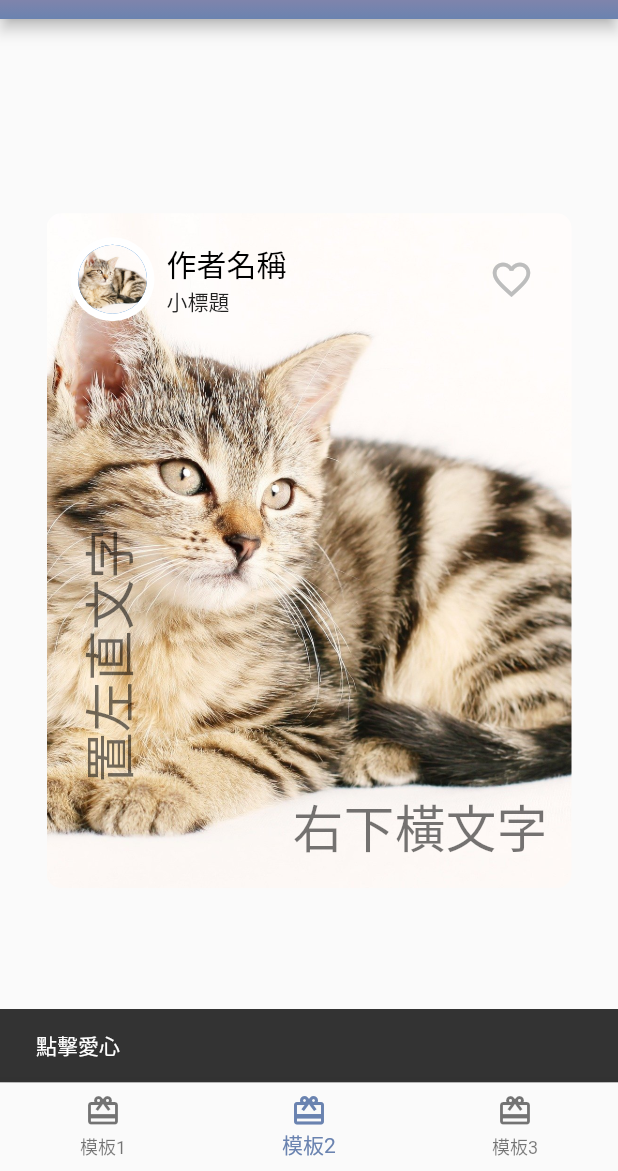
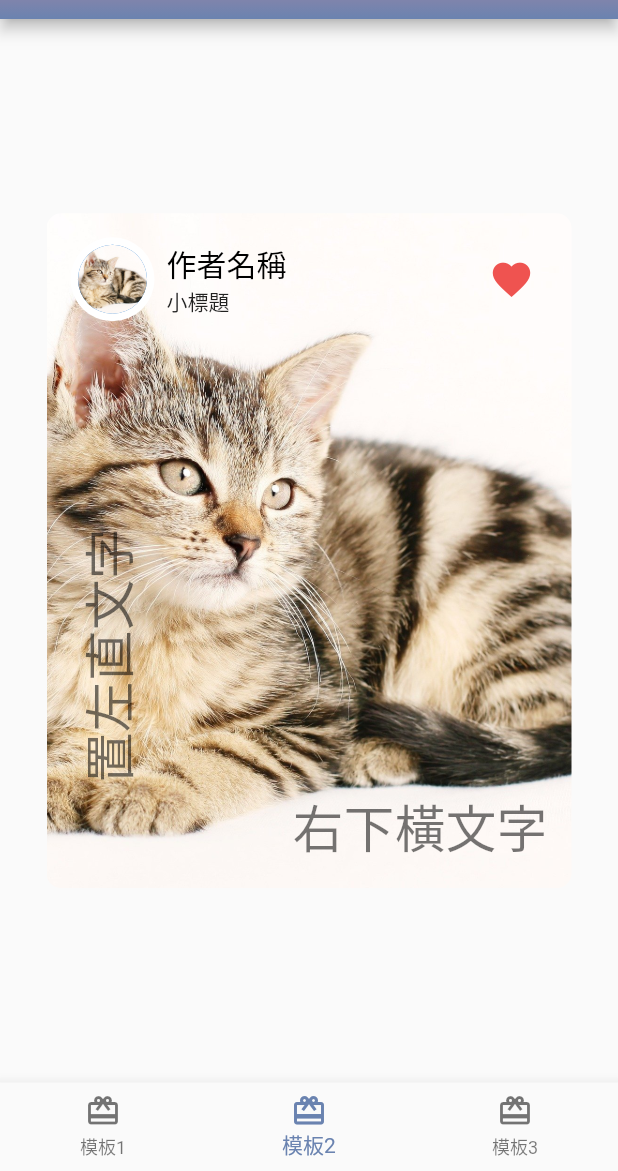
Before and after one commit to yenyen0318/flutter_intro, a Flutter app: the TypeSettingPage screen opened directly, item 2 of the bottom bar chosen, after a tap on the "favorite outline" icon, on a phone screen of 412 x 824 dp, the part 65-1236 px from its top. Run offline on Flutter 3.47's test engine with Material 2 defaults, Android fonts, the phone set to English and light mode, and no system bars; our stand-ins replace flutter_slidable, google_fonts, sqflite, video_player; missing offline and left inert: flutter_arc_text; accounts and stored records are empty.

Commit message:
fix type setting page click favorite will not change color

```diff
--- a/lib/widgets/type_setting_card.dart
+++ b/lib/widgets/type_setting_card.dart
@@ -127,7 +127,7 @@ class CircleImage extends StatelessWidget {
   }
 }
 
-class AuthorCard extends StatelessWidget {
+class AuthorCard extends StatefulWidget {
   final String authorName;
   final String title;
   final ImageProvider imageProvider;
@@ -139,6 +139,13 @@ class AuthorCard extends StatelessWidget {
   }) : super(key: key);
 
   @override
+  State<AuthorCard> createState() => _AuthorCardState();
+}
+
+class _AuthorCardState extends State<AuthorCard> {
+  bool _isFavorited = false;
+
+  @override
   Widget build(BuildContext context) {
     return Container(
       padding: const EdgeInsets.all(16),
@@ -146,29 +153,34 @@ class AuthorCard extends StatelessWidget {
         mainAxisAlignment: MainAxisAlignment.spaceBetween,
         children: [
           Row(children: [
-            CircleImage(imageProvider: imageProvider, imageRadius: 28),
+            CircleImage(imageProvider: widget.imageProvider, imageRadius: 28),
             const SizedBox(width: 8),
             Column(
               crossAxisAlignment: CrossAxisAlignment.start,
               children: [
                 Text(
-                  authorName,
+                  widget.authorName,
                   style: Theme.of(context).textTheme.headline6,
                 ),
                 Text(
-                  title,
+                  widget.title,
                   style: Theme.of(context).textTheme.bodyText2,
                 )
               ],
             ),
           ]),
           IconButton(
-              icon: const Icon(Icons.favorite_border),
+              icon: Icon(_isFavorited ? Icons.favorite : Icons.favorite_border),
               iconSize: 30,
-              color: Colors.grey[400],
+              color: Colors.red[400],
               onPressed: () {
-                const snackBar = SnackBar(content: Text('點擊愛心'));
+                SnackBar snackBar = SnackBar(
+                    duration: Duration(milliseconds: 300),
+                    content: Text(_isFavorited ? '移除愛心' : '點擊愛心'));
                 ScaffoldMessenger.of(context).showSnackBar(snackBar);
+                setState(() {
+                  _isFavorited = !_isFavorited;
+                });
               }),
         ],
       ),
@@ -185,7 +197,9 @@ class TypeSettingCard3 extends StatelessWidget {
         constraints: const BoxConstraints.expand(width: 350, height: 450),
         decoration: BoxDecoration(
           image: DecorationImage(
-              image: Theme.of(context).colorScheme.typeSettingDemoBackgroundImage, fit: BoxFit.cover),
+              image:
+                  Theme.of(context).colorScheme.typeSettingDemoBackgroundImage,
+              fit: BoxFit.cover),
           borderRadius: BorderRadius.all(Radius.circular(10.0)),
         ),
         child: Stack(
@@ -203,8 +217,7 @@ class TypeSettingCard3 extends StatelessWidget {
                 children: [
                   const Icon(Icons.book, color: Colors.grey, size: 40),
                   const SizedBox(height: 8),
-                  Text('透明遮罩及標籤',
-                      style: Theme.of(context).textTheme.headline4),
+                  Text('透明遮罩及標籤', style: Theme.of(context).textTheme.headline4),
                   const SizedBox(height: 30),
                 ],
               ),
@@ -213,7 +226,15 @@ class TypeSettingCard3 extends StatelessWidget {
               child: Wrap(
                   alignment: WrapAlignment.start,
                   spacing: 12,
-                  children: ['Healthy', 'aaa', 'bbbbbbb', 'ccccccccccc', 'dddddddd', 'eeeeeeeeee', 'wwwwwwwwwwwwwwwwwwwww'].map((item) {
+                  children: [
+                    'Healthy',
+                    'aaa',
+                    'bbbbbbb',
+                    'ccccccccccc',
+                    'dddddddd',
+                    'eeeeeeeeee',
+                    'wwwwwwwwwwwwwwwwwwwww'
+                  ].map((item) {
                     return Chip(
                       label: Text(item,
                           style: Theme.of(context).textTheme.bodyText1),
```
